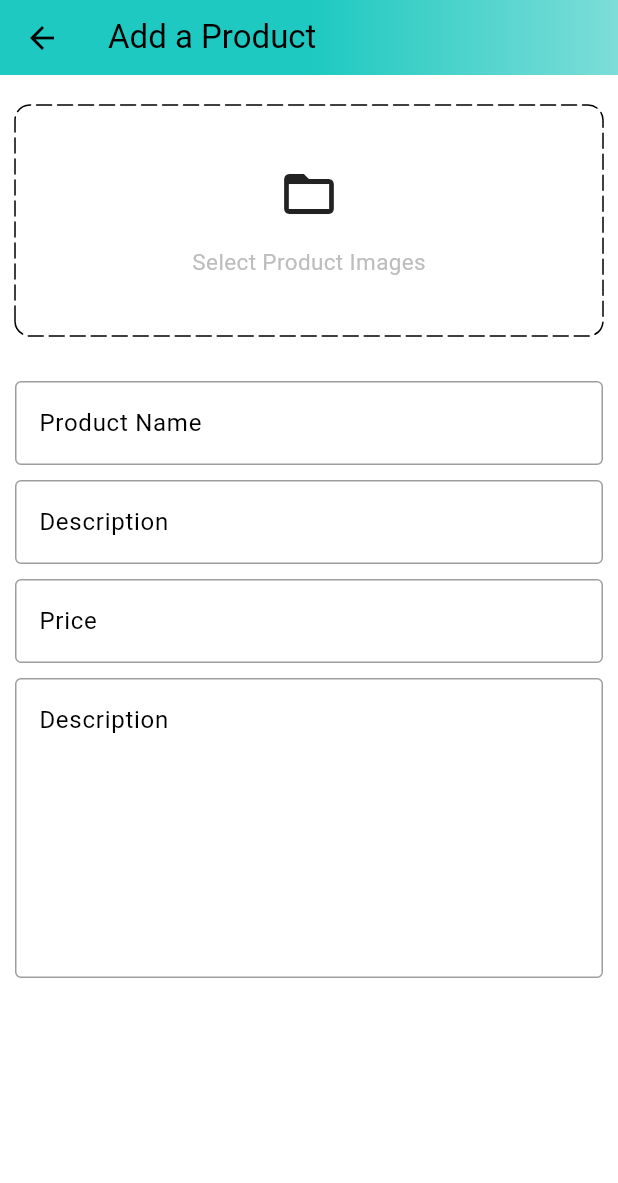
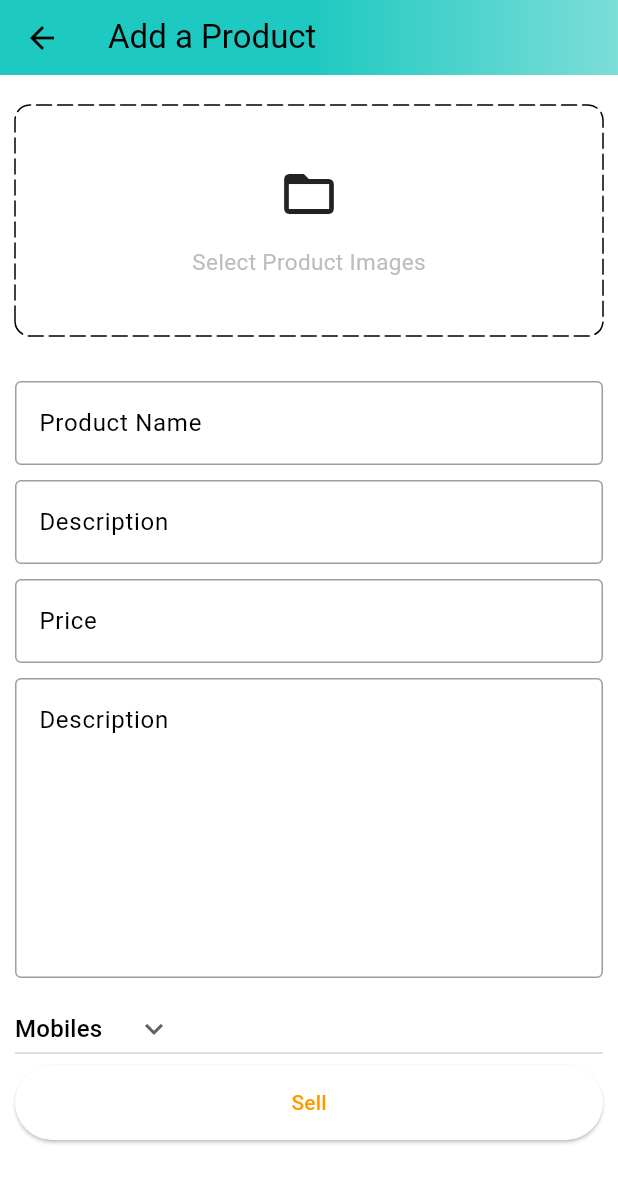
Before and after one commit to anubhavyadav111/amazon_Flutter_clone, a Flutter app: the AddProductScreen screen opened by its route, on a phone screen of 412 x 824 dp. Shown: the top 1183 px of the screen. Run offline on Flutter 3.47's test engine with Material 3 defaults, Android fonts, the phone set to English and light mode, and no system bars; drawn by our look-alikes of dotted_border; our stand-ins replace badges, carousel_slider, file_picker, shared_preferences; accounts and stored records are empty.

Commit message:
Add a Product done

```diff
--- a/lib/feature/Admin/screens/add_product_screen.dart
+++ b/lib/feature/Admin/screens/add_product_screen.dart
@@ -1,5 +1,11 @@
+import 'dart:io';
+
+import 'package:amazon_clone/common/widgets/custom_button.dart';
 import 'package:amazon_clone/common/widgets/custom_textfield.dart';
 import 'package:amazon_clone/constraint/global_variable.dart';
+import 'package:amazon_clone/constraint/utils.dart';
+import 'package:carousel_slider/carousel_options.dart';
+import 'package:carousel_slider/carousel_slider.dart';
 import 'package:dotted_border/dotted_border.dart';
 import 'package:flutter/material.dart';
 
@@ -17,6 +23,9 @@ class _AddProductScreenState extends State<AddProductScreen> {
   final TextEditingController priceController = TextEditingController();
   final TextEditingController quantityController = TextEditingController();
 
+  String category = 'Mobiles';
+  List<File> images = [];
+
   @override
   void dispose() {
     // TODO: implement dispose
@@ -25,6 +34,21 @@ class _AddProductScreenState extends State<AddProductScreen> {
     priceController.dispose();
     quantityController.dispose();
     super.dispose();
+  }
+
+  List<String> productCategories = [
+    'Mobiles',
+    'Essentials',
+    'Appliances',
+    'Books',
+    'Fashion'
+  ];
+
+  void selectImages() async {
+    var res = await pickImages();
+    setState(() {
+      images = res;
+    });
   }
 
   @override
@@ -51,7 +75,27 @@ class _AddProductScreenState extends State<AddProductScreen> {
               const SizedBox(
                 height: 20,
               ),
-              DottedBorder(
+              images.isNotEmpty
+                  ? CarouselSlider(
+                      items: images.map(
+                        (i) {
+                          return Builder(
+                            builder: (BuildContext context) => Image.file(
+                              i,
+                              fit: BoxFit.cover,
+                              height: 200,
+                            ),
+                          );
+                        },
+                      ).toList(),
+                      options: CarouselOptions(
+                        viewportFraction: 1,
+                        height: 200,
+                      ),
+                    )
+                  : GestureDetector(
+                      onTap: selectImages,
+                      child: DottedBorder(
                         borderType: BorderType.RRect,
                         radius: Radius.circular(10),
                         dashPattern: const [10, 4],
@@ -59,8 +103,8 @@ class _AddProductScreenState extends State<AddProductScreen> {
                         child: Container(
                           width: double.infinity,
                           height: 150,
-                  decoration:
-                      BoxDecoration(borderRadius: BorderRadius.circular(10)),
+                          decoration: BoxDecoration(
+                              borderRadius: BorderRadius.circular(10)),
                           child: Column(
                             mainAxisAlignment: MainAxisAlignment.center,
                             children: [
@@ -72,6 +116,7 @@ class _AddProductScreenState extends State<AddProductScreen> {
                                     fontSize: 15, color: Colors.grey.shade400),
                               ),
                             ],
+                          ),
                         ),
                       ),
                     ),
@@ -87,8 +132,26 @@ class _AddProductScreenState extends State<AddProductScreen> {
               CustomTextField(
                   controller: descriptionController,
                   hinttext: 'Description',
-                maxline: 7,
+                  maxline: 7),
+              SizedBox(height: 10),
+              SizedBox(
+                width: double.infinity,
+                child: DropdownButton(
+                    value: category,
+                    icon: const Icon(Icons.keyboard_arrow_down),
+                    items: productCategories.map((String item) {
+                      return DropdownMenuItem(
+                        value: item,
+                        child: Text(item),
+                      );
+                    }).toList(),
+                    onChanged: (String? newVal) {
+                      setState(() {
+                        category = newVal!;
+                      });
+                    }),
               ),
+              CustomButton(text: 'Sell', onTap: () {})
             ],
           ),
         )),
--- a/pubspec.yaml
+++ b/pubspec.yaml
@@ -32,6 +32,7 @@ dependencies:
   carousel_slider: ^4.2.1
   cupertino_icons: ^1.0.2
   dotted_border: ^2.0.0+3
+  file_picker: 8.0.0+1
   flutter:
     sdk: flutter
   http: 1.1.0
```
Also changed, not shown: lib/constraint/utils.dart (+21 -0 lines), pubspec.lock. Lines whose indentation alone changed are shown as unchanged.
